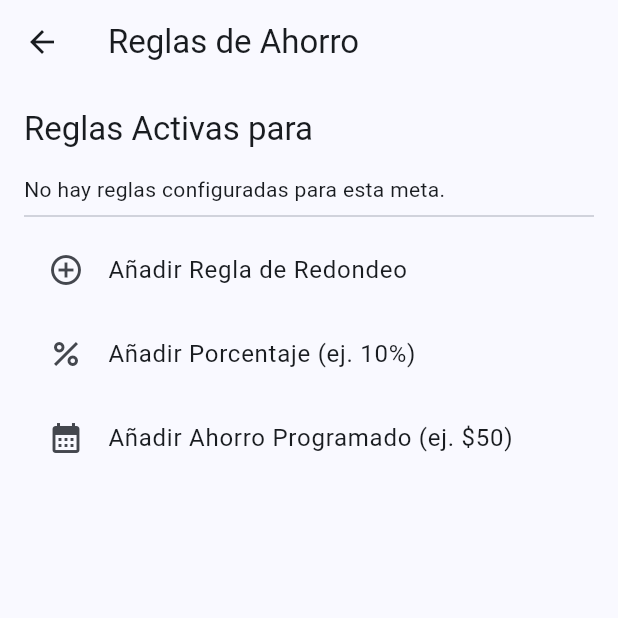
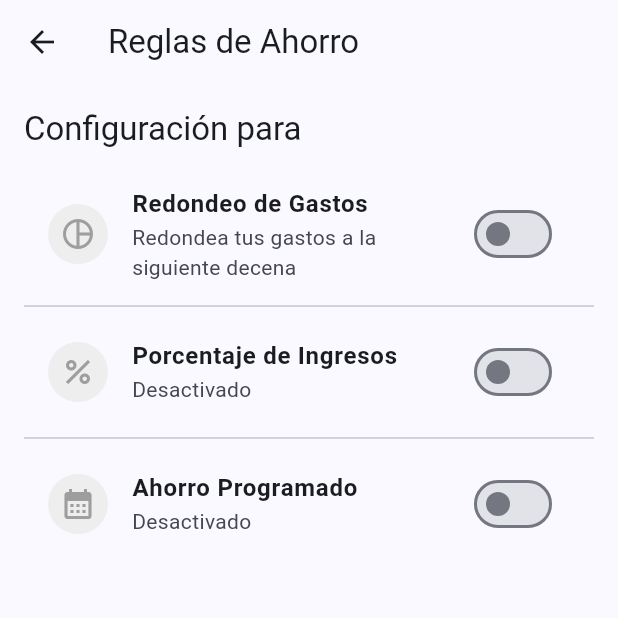
Before and after one commit to raulanto/gestor_gastos, a Flutter app: the SavingsRulesPage screen opened directly with empty values, on a phone screen of 412 x 824 dp, the top half of it. Run offline on Flutter 3.47's test engine with Material 3 defaults, Android fonts, the phone set to English and light mode, and no system bars; our stand-ins replace fl_chart, flutter_riverpod, go_router, google_fonts, image_picker, shared_preferences and 1 more; accounts and stored records are empty.

```diff
--- a/lib/features/savings/presentation/pages/savings_rules_page.dart
+++ b/lib/features/savings/presentation/pages/savings_rules_page.dart
@@ -19,6 +19,60 @@ class SavingsRulesPage extends ConsumerStatefulWidget {
 }
 
 class _SavingsRulesPageState extends ConsumerState<SavingsRulesPage> {
+  Future<void> _toggleRule(SavingsRuleEntity? existingRule, String type, bool isEnabled) async {
+    final repo = ref.read(savingsRepositoryProvider);
+    if (existingRule != null) {
+      await repo.updateRule(existingRule.copyWith(status: isEnabled ? 'active' : 'paused'));
+    } else if (isEnabled) {
+      double defaultValue = 0;
+      if (type == 'fixed_percentage') defaultValue = 10;
+      if (type == 'scheduled') defaultValue = 50;
+
+      await repo.createRule(SavingsRuleEntity(
+        goalId: widget.goal.id!,
+        ruleType: type,
+        value: defaultValue,
+        status: 'active',
+      ));
+    }
+    ref.invalidate(savingsRulesProvider(widget.goal.id!));
+  }
+
+  Future<void> _editRuleValue(SavingsRuleEntity rule, String title) async {
+    final controller = TextEditingController(text: rule.value.toStringAsFixed(rule.ruleType == 'fixed_percentage' ? 0 : 2));
+    final newValue = await showDialog<double>(
+      context: context,
+      builder: (ctx) => AlertDialog(
+        title: Text(title),
+        content: TextField(
+          controller: controller,
+          keyboardType: const TextInputType.numberWithOptions(decimal: true),
+          decoration: InputDecoration(
+            labelText: rule.ruleType == 'fixed_percentage' ? 'Porcentaje (%)' : 'Monto (\$)',
+          ),
+        ),
+        actions: [
+          TextButton(onPressed: () => Navigator.pop(ctx), child: const Text('Cancelar')),
+          ElevatedButton(
+            onPressed: () {
+              final val = double.tryParse(controller.text);
+              if (val != null && val > 0) {
+                Navigator.pop(ctx, val);
+              }
+            },
+            child: const Text('Guardar'),
+          ),
+        ],
+      ),
+    );
+
+    if (newValue != null) {
+      final repo = ref.read(savingsRepositoryProvider);
+      await repo.updateRule(rule.copyWith(value: newValue));
+      ref.invalidate(savingsRulesProvider(widget.goal.id!));
+    }
+  }
+
   @override
   Widget build(BuildContext context) {
     final rulesAsync = ref.watch(savingsRulesProvider(widget.goal.id!));
@@ -27,39 +81,37 @@ class _SavingsRulesPageState extends ConsumerState<SavingsRulesPage> {
       appBar: AppBar(title: const Text('Reglas de Ahorro')),
       body: rulesAsync.when(
         data: (rules) {
+          final roundUp = rules.where((r) => r.ruleType == 'round_up').firstOrNull;
+          final percentage = rules.where((r) => r.ruleType == 'fixed_percentage').firstOrNull;
+          final scheduled = rules.where((r) => r.ruleType == 'scheduled').firstOrNull;
+
           return ListView(
             padding: const EdgeInsets.all(16),
             children: [
-              Text('Reglas Activas para ${widget.goal.name}', style: Theme.of(context).textTheme.titleLarge),
+              Text('Configuración para ${widget.goal.name}', style: Theme.of(context).textTheme.titleLarge),
               const SizedBox(height: 16),
-              if (rules.isEmpty) const Text('No hay reglas configuradas para esta meta.'),
-              ...rules.map((r) => ListTile(
-                title: Text(r.ruleType == 'round_up' ? 'Redondeo de Gastos' : (r.ruleType == 'fixed_percentage' ? 'Porcentaje de Ingresos' : 'Ahorro Programado')),
-                subtitle: Text(r.ruleType == 'fixed_percentage' ? '${r.value}% de cada ingreso' : (r.ruleType == 'scheduled' ? '\$${r.value} mensuales' : 'Redondea tus gastos a la siguiente decena')),
-                trailing: Switch(
-                  value: r.status == 'active',
-                  onChanged: (val) async {
-                    final repo = ref.read(savingsRepositoryProvider);
-                    await repo.updateRule(r.copyWith(status: val ? 'active' : 'paused'));
-                    ref.invalidate(savingsRulesProvider(widget.goal.id!));
-                  },
-                ),
-              )),
+              _buildRuleTile(
+                title: 'Redondeo de Gastos',
+                subtitle: 'Redondea tus gastos a la siguiente decena',
+                icon: Icons.pie_chart_outline,
+                rule: roundUp,
+                type: 'round_up',
+              ),
               const Divider(),
-              ListTile(
-                leading: const Icon(Icons.add_circle_outline),
-                title: const Text('Añadir Regla de Redondeo'),
-                onTap: () => _addRule(rules, 'round_up', 0),
+              _buildRuleTile(
+                title: 'Porcentaje de Ingresos',
+                subtitle: percentage != null ? '${percentage.value.toStringAsFixed(0)}% de cada ingreso' : 'Desactivado',
+                icon: Icons.percent,
+                rule: percentage,
+                type: 'fixed_percentage',
               ),
-              ListTile(
-                leading: const Icon(Icons.percent),
-                title: const Text('Añadir Porcentaje (ej. 10%)'),
-                onTap: () => _addRule(rules, 'fixed_percentage', 10),
-              ),
-              ListTile(
-                leading: const Icon(Icons.calendar_month),
-                title: const Text('Añadir Ahorro Programado (ej. \$50)'),
-                onTap: () => _addRule(rules, 'scheduled', 50),
+              const Divider(),
+              _buildRuleTile(
+                title: 'Ahorro Programado',
+                subtitle: scheduled != null ? '\$${scheduled.value.toStringAsFixed(2)} mensuales' : 'Desactivado',
+                icon: Icons.calendar_month,
+                rule: scheduled,
+                type: 'scheduled',
               ),
             ],
           );
@@ -70,21 +122,37 @@ class _SavingsRulesPageState extends ConsumerState<SavingsRulesPage> {
     );
   }
 
-  Future<void> _addRule(List<SavingsRuleEntity> rules, String type, double value) async {
-    final exists = rules.any((r) => r.ruleType == type);
-    if (exists) {
-      if (mounted) {
-        ScaffoldMessenger.of(context).showSnackBar(const SnackBar(content: Text('Esta regla ya está configurada para esta meta')));
-      }
-      return;
-    }
+  Widget _buildRuleTile({
+    required String title,
+    required String subtitle,
+    required IconData icon,
+    required SavingsRuleEntity? rule,
+    required String type,
+  }) {
+    final isActive = rule?.status == 'active';
+    final hasValueConfig = type != 'round_up';
 
-    final repo = ref.read(savingsRepositoryProvider);
-    await repo.createRule(SavingsRuleEntity(
-      goalId: widget.goal.id!,
-      ruleType: type,
-      value: value,
-    ));
-    ref.invalidate(savingsRulesProvider(widget.goal.id!));
+    return ListTile(
+      leading: CircleAvatar(
+        backgroundColor: isActive ? Theme.of(context).colorScheme.primaryContainer : Colors.grey.shade200,
+        child: Icon(icon, color: isActive ? Theme.of(context).colorScheme.primary : Colors.grey),
+      ),
+      title: Text(title, style: const TextStyle(fontWeight: FontWeight.bold)),
+      subtitle: Text(subtitle),
+      trailing: Row(
+        mainAxisSize: MainAxisSize.min,
+        children: [
+          if (isActive && hasValueConfig)
+            IconButton(
+              icon: const Icon(Icons.edit, size: 20),
+              onPressed: () => _editRuleValue(rule!, 'Editar $title'),
+            ),
+          Switch(
+            value: isActive,
+            onChanged: (val) => _toggleRule(rule, type, val),
+          ),
+        ],
+      ),
+    );
   }
 }
```
Also changed, not shown: lib/features/savings/presentation/pages/savings_goal_details_page.dart (+57 -129 lines), lib/features/savings/presentation/widgets/edit_savings_goal_dialog.dart (added, +78 -0 lines), lib/features/savings/presentation/widgets/savings_goal_header.dart (added, +80 -0 lines), lib/features/savings/presentation/widgets/savings_transaction_form.dart (added, +120 -0 lines), lib/features/savings/presentation/widgets/savings_transaction_list.dart (added, +59 -0 lines).
